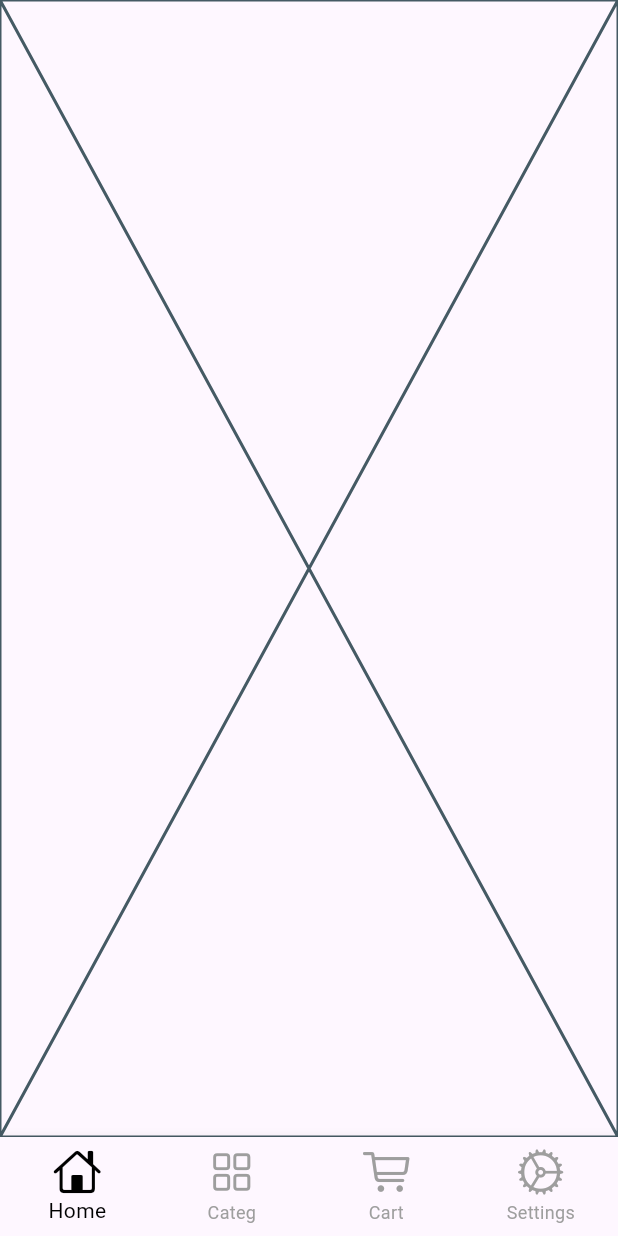
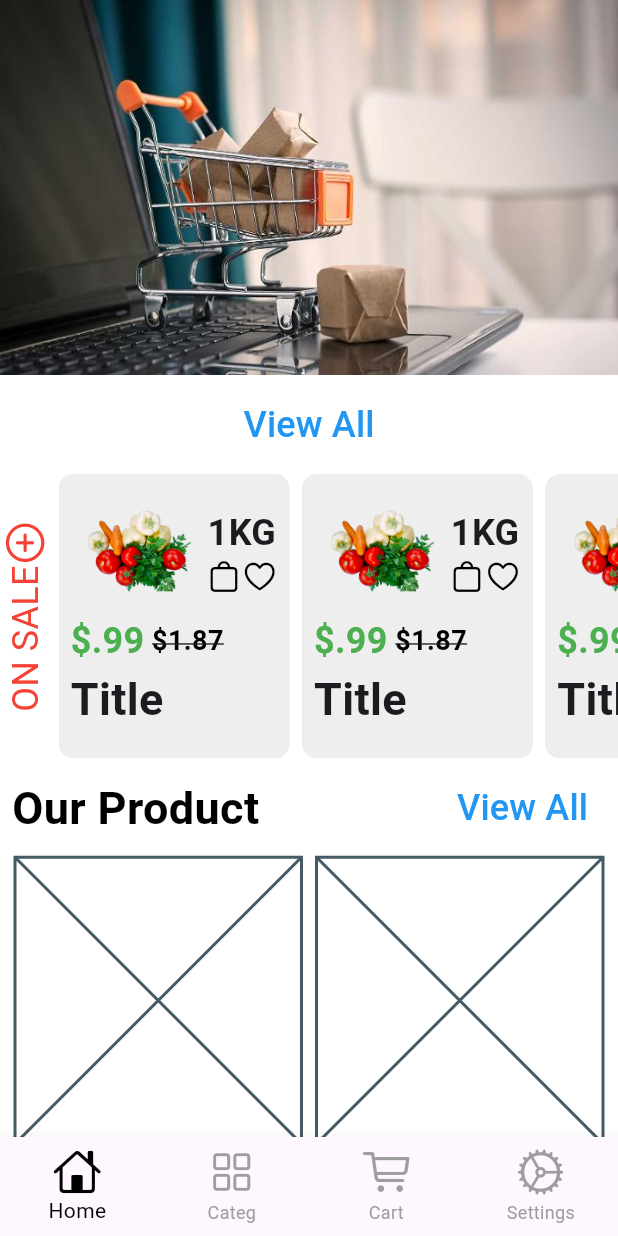
Before and after one commit to usama-3ssam/fruits-market_app, a Flutter app: the screen it shows after launch, after a tap on "Sign In", on a phone screen of 412 x 824 dp. Run offline on Flutter 3.47's test engine with Material 3 defaults, Android fonts, the phone set to English and light mode, and no system bars; drawn by our look-alikes of card_swiper; our stand-ins replace conditional_builder_null_safety.

Commit message:
home layout with on sale and our product done

```diff
--- a/lib/fetureas/layouts/views/home_screen.dart
+++ b/lib/fetureas/layouts/views/home_screen.dart
@@ -1,10 +1,139 @@
+import 'package:card_swiper/card_swiper.dart';
+import 'package:flutter/cupertino.dart';
 import 'package:flutter/material.dart';
+import 'package:my_app/core/widgets/helper.dart';
+import 'package:my_app/fetureas/layouts/widgets/on_sale_widget.dart';
+import 'package:my_app/fetureas/layouts/widgets/our_product_widge.dart';
 
-class HomeScreen extends StatelessWidget {
+class HomeScreen extends StatefulWidget {
   const HomeScreen({super.key});
 
   @override
+  State<HomeScreen> createState() => _HomeScreenState();
+}
+
+class _HomeScreenState extends State<HomeScreen> {
+  @override
   Widget build(BuildContext context) {
-    return const Placeholder();
+    return Scaffold(
+      backgroundColor: Colors.white,
+      body: SingleChildScrollView(
+        child: Column(
+          children: [
+            SizedBox(
+              height: 250,
+              child: Swiper(
+                duration: 800,
+                autoplayDelay: 8000,
+                autoplay: true,
+                itemBuilder: (BuildContext context, int index) {
+                  return Image.asset(
+                    swiperImg[index],
+                    fit: BoxFit.fill,
+                  );
+                },
+                itemCount: swiperImg.length,
+              ),
+            ),
+            Padding(
+              padding: const EdgeInsets.all(8.0),
+              child: ViewAllButtom(
+                fun: () {
+                  // navTo(
+                  //   context,
+                  //   const OnSaleScreen(),
+                  // );
+                },
+              ),
+            ),
+            Row(
+              children: [
+                RotatedBox(
+                  quarterTurns: -1,
+                  child: Row(
+                    children: [
+                      TextWidget(
+                        text: 'ON SALE',
+                        color: Colors.red,
+                        fontSize: 24,
+                      ),
+                      const Icon(
+                        CupertinoIcons.plus_circled,
+                        color: Colors.red,
+                        size: 30,
+                      ),
+                    ],
+                  ),
+                ),
+                VerticalSpace(width: 5),
+                Flexible(
+                  child: SizedBox(
+                    height: MediaQuery.of(context).size.height * .23,
+                    child: ListView.builder(
+                      itemBuilder: (BuildContext context, int index) {
+                        return InkWell(
+                          onTap: () {
+                            // NavToProductScreem(context);
+                          },
+                          child: const OnSaleWidget(),
+                        );
+                      },
+                      itemCount: 10,
+                      scrollDirection: Axis.horizontal,
+                    ),
+                  ),
+                )
+              ],
+            ),
+            Padding(
+              padding: const EdgeInsets.all(8.0),
+              child: Row(
+                children: [
+                  TextWidget(
+                    text: 'Our Product',
+                    color: Colors.black,
+                    fontSize: 30,
+                    fontWeight: FontWeight.bold,
+                  ),
+                  const Spacer(),
+                  ViewAllButtom(
+                    fun: () {
+                      // navTo(
+                      //   context,
+                      //   const AllProductScreen(),
+                      // );
+                    },
+                  )
+                ],
+              ),
+            ),
+            const OurProductWidget(),
+            HorizontalSpace(hight: 10)
+          ],
+        ),
+      ),
+    );
   }
 }
+
+// ignore: must_be_immutable
+class ViewAllButtom extends StatelessWidget {
+  ViewAllButtom({
+    super.key,
+    required this.fun,
+  });
+
+  VoidCallback fun;
+
+  @override
+  Widget build(BuildContext context) {
+    return TextButton(
+      onPressed: fun,
+      child: TextWidget(
+        text: 'View All',
+        color: Colors.blue,
+        fontSize: 24,
+      ),
+    );
+  }
+}
--- /dev/null
+++ b/lib/fetureas/layouts/widgets/feed_widget.dart
@@ -0,0 +1,10 @@
+import 'package:flutter/material.dart';
+
+class FeedWidget extends StatelessWidget {
+  const FeedWidget({super.key});
+
+  @override
+  Widget build(BuildContext context) {
+    return const Placeholder();
+  }
+}
--- /dev/null
+++ b/lib/fetureas/layouts/widgets/on_sale_widget.dart
@@ -0,0 +1,105 @@
+import 'package:flutter/cupertino.dart';
+import 'package:flutter/material.dart';
+
+class OnSaleWidget extends StatelessWidget {
+  const OnSaleWidget({super.key});
+
+  @override
+  Widget build(BuildContext context) {
+    return Container(
+      margin: const EdgeInsets.only(right: 8.0),
+      decoration: BoxDecoration(
+        color: Colors.grey[200],
+        borderRadius: BorderRadius.circular(10),
+      ),
+      child: Padding(
+        padding: const EdgeInsets.all(8.0),
+        child: SizedBox(
+          child: Column(
+            mainAxisAlignment: MainAxisAlignment.start,
+            crossAxisAlignment: CrossAxisAlignment.start,
+            children: [
+              Row(
+                children: [
+                  Padding(
+                    padding: const EdgeInsets.symmetric(
+                      horizontal: 8.0,
+                    ),
+                    child: Image.asset(
+                      'assets/images/cat/veg.png',
+                      height: MediaQuery.of(context).size.width * 0.21,
+                      width: MediaQuery.of(context).size.width * .18,
+                    ),
+                  ),
+                  const SizedBox(),
+                  const Column(
+                    children: [
+                      Text(
+                        '1KG',
+                        style: TextStyle(
+                          fontSize: 24,
+                          fontWeight: FontWeight.bold,
+                        ),
+                      ),
+                      Row(
+                        children: [
+                          Icon(
+                            CupertinoIcons.bag,
+                            color: Colors.black,
+                            size: 24,
+                          ),
+                          Icon(
+                            CupertinoIcons.heart,
+                            color: Colors.black,
+                            size: 24,
+                          ),
+                        ],
+                      ),
+                    ],
+                  ),
+                ],
+              ),
+              const Column(
+                crossAxisAlignment: CrossAxisAlignment.start,
+                children: [
+                  Row(
+                    mainAxisAlignment: MainAxisAlignment.start,
+                    children: [
+                      Text(
+                        '\$.99',
+                        style: TextStyle(
+                          color: Colors.green,
+                          fontWeight: FontWeight.bold,
+                          fontSize: 24,
+                        ),
+                      ),
+                      SizedBox(
+                        width: 5,
+                      ),
+                      Text(
+                        '\$1.87',
+                        style: TextStyle(
+                          decoration: TextDecoration.lineThrough,
+                          color: Colors.black,
+                          fontWeight: FontWeight.bold,
+                          fontSize: 18,
+                        ),
+                      ),
+                    ],
+                  ),
+                  Text(
+                    'Title',
+                    style: TextStyle(
+                      fontSize: 30,
+                      fontWeight: FontWeight.bold,
+                    ),
+                  ),
+                ],
+              )
+            ],
+          ),
+        ),
+      ),
+    );
+  }
+}
--- /dev/null
+++ b/lib/fetureas/layouts/widgets/our_product_widge.dart
@@ -0,0 +1,35 @@
+import 'package:flutter/material.dart';
+import 'package:my_app/fetureas/layouts/widgets/feed_widget.dart';
+
+class OurProductWidget extends StatelessWidget {
+  const OurProductWidget({
+    super.key,
+  });
+
+  @override
+  Widget build(BuildContext context) {
+    return Padding(
+      padding: const EdgeInsets.symmetric(horizontal: 10.0),
+      child: GridView.count(
+        crossAxisCount: 2,
+        shrinkWrap: true,
+        physics: const NeverScrollableScrollPhysics(),
+        padding: EdgeInsets.zero,
+        crossAxisSpacing: 10,
+        mainAxisSpacing: 10,
+        // childAspectRatio: 4 / 3,
+        children: List.generate(
+          4,
+          (index) {
+            return InkWell(
+              onTap: () {
+                // NavToProductScreem(context);
+              },
+              child: const FeedWidget(),
+            );
+          },
+        ),
+      ),
+    );
+  }
+}
```
